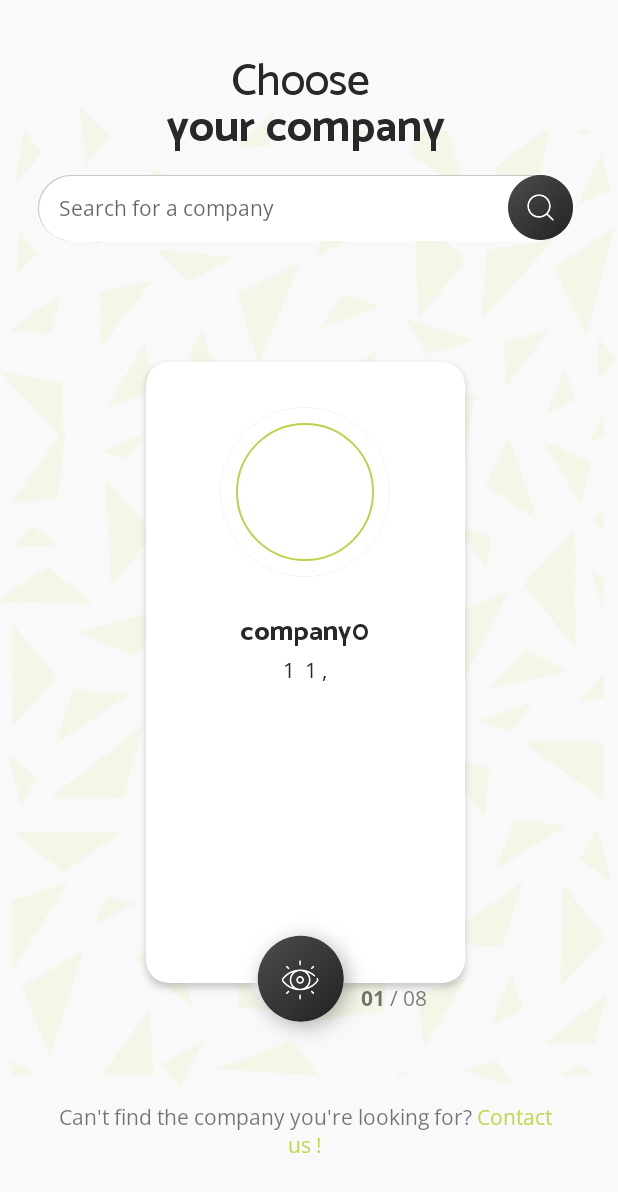
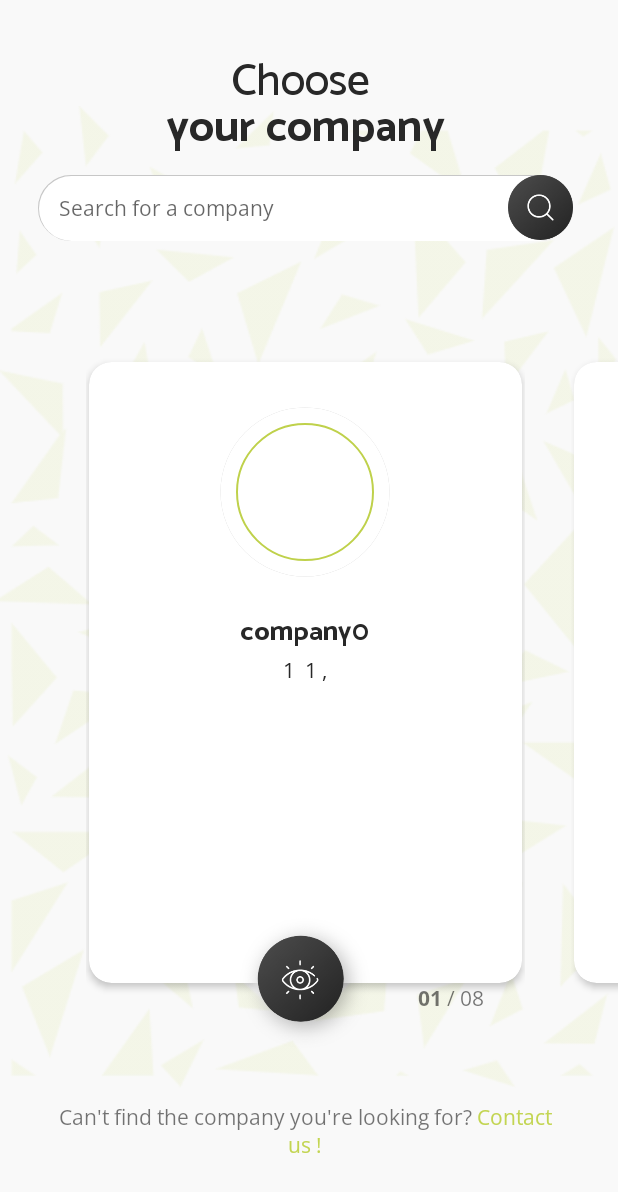
Before and after one commit to mbdsp7-Lova-Tokiniaina-Mamitiana/Android, an Android app: the screen it shows after launch (SearchCompany), after a tap on an icon or button, on a phone screen of 412 x 824 dp. Shown: the top 1192 px of the screen. Run offline under Robolectric (Android 15) with nearby library versions, the light colour scheme and no system bars; libraries missing offline, so code that uses them is left out: jp.wasabeef.blurry; pictures from the network do not load.

Commit message:
gestion langue

```diff
--- a/app/src/main/java/com/example/etu000603_android/ui/company/CompanyDetails.java
+++ b/app/src/main/java/com/example/etu000603_android/ui/company/CompanyDetails.java
@@ -48,6 +48,7 @@ public class CompanyDetails extends ActivityWithNavigation {
         content=findViewById(R.id.content);
         initYoutubeVideo();
         initContact();
+        configureSpinnerLanguage();
 
     }
     private void initContact(){
--- a/app/src/main/java/com/example/etu000603_android/ui/company/SearchCompany.java
+++ b/app/src/main/java/com/example/etu000603_android/ui/company/SearchCompany.java
@@ -46,6 +46,7 @@ import java.util.List;
 
 import androidx.annotation.NonNull;
 import androidx.annotation.Nullable;
+import androidx.annotation.RequiresApi;
 import androidx.appcompat.app.AppCompatActivity;
 import androidx.cardview.widget.CardView;
 import androidx.fragment.app.Fragment;
@@ -116,12 +117,19 @@ public class SearchCompany extends ActivityWithNavigation {
 
         CardView cardTrame=findViewById(R.id.card_trame);
         cardTrame.setBackgroundResource(R.drawable.trame);
+
         repository=new CompanyRepository();
+        content.post(new Runnable() {
+            @Override
+            public void run() {
+                repository.getCompanies(activity);
+
+            }
+        });
 
         this.configureSearchView();
         configureDrawer();
-        repository.getCompanies(activity);
-
+        configureSpinnerLanguage();
     }
 
 
@@ -144,7 +152,7 @@ public class SearchCompany extends ActivityWithNavigation {
         InputMethodManager inputMethodManager = (InputMethodManager)getSystemService(INPUT_METHOD_SERVICE);
         inputMethodManager.hideSoftInputFromWindow(v.getApplicationWindowToken(),0);
     }
-    public void getCompaniesWebservice( List<Company> list) {
+    public void getCompaniesWebservice(final List<Company> list) {
         this.liste=list;
         getCompanies(list,true);
 
@@ -218,11 +226,10 @@ public class SearchCompany extends ActivityWithNavigation {
 //            }
         }
     }
-    private void getCompanies(List<Company> listNotSorted,boolean horizontal){
+    private void getCompanies(List<Company> listNotSorted, boolean horizontal){
 
         content.removeAllViews();
         List<Company> list=sortList(listNotSorted);
-
         if(horizontal){
 
             RelativeLayout relativeLayout=new RelativeLayout(getBaseContext());
@@ -230,6 +237,7 @@ public class SearchCompany extends ActivityWithNavigation {
             content.addView(relativeLayout,lpRelative);
             int width = content.getWidth();
             int padding = width*15/100;
+            System.out.println("padding:"+padding);
             final ViewPager2 viewPager=new ViewPager2(getBaseContext());
 
             viewPager.setClipToPadding(false);
@@ -242,7 +250,7 @@ public class SearchCompany extends ActivityWithNavigation {
             RelativeLayout.LayoutParams lpViewPager=new RelativeLayout.LayoutParams(ViewGroup.LayoutParams.MATCH_PARENT,ViewGroup.LayoutParams.MATCH_PARENT);
             lpViewPager.addRule(RelativeLayout.CENTER_IN_PARENT, RelativeLayout.TRUE);
 
-                FragmentStateAdapter pagerAdapter = new ScreenSlidePagerAdapter(this,list);
+            FragmentStateAdapter  pagerAdapter = new ScreenSlidePagerAdapter(this,list);
             viewPager.setAdapter(pagerAdapter);
 
             CompositePageTransformer compositePageTransformer = new CompositePageTransformer();
@@ -294,7 +302,7 @@ public class SearchCompany extends ActivityWithNavigation {
             }
             lpViewPager.addRule(RelativeLayout.CENTER_IN_PARENT, RelativeLayout.TRUE);
             viewPager.setOrientation(ViewPager2.ORIENTATION_VERTICAL);
-                FragmentStateAdapter pagerAdapter = new ScreenVerticalPagerAdapter(this,list);
+            FragmentStateAdapter  pagerAdapter = new ScreenVerticalPagerAdapter(this,list);
             viewPager.setAdapter(pagerAdapter);
             relativeLayout.addView(viewPager,lpViewPager);
 
@@ -302,8 +310,8 @@ public class SearchCompany extends ActivityWithNavigation {
 
 
 
+    }
 
-    }
 
     private List<Company> getCompanyList(String companyName){
         companyName=companyName.trim();
--- a/app/src/main/res/layout/company_item.xml
+++ b/app/src/main/res/layout/company_item.xml
@@ -11,13 +11,13 @@
         android:layout_height="match_parent"
         android:layout_marginTop="60dp"
         app:cardElevation="3dp"
-        android:layout_marginLeft="40dp"
+        android:layout_marginLeft="2dp"
         android:layout_marginBottom="70dp"
-        android:layout_marginRight="40dp"
+        android:layout_marginRight="2dp"
         app:cardCornerRadius="15dip"
 
 
-       >
+        >
 
         <LinearLayout
             android:layout_width="match_parent"
@@ -105,13 +105,12 @@
         android:layout_marginBottom="-20dp"
         android:layout_marginRight="25dp"
         >
-
         <TextView
             android:id="@+id/pagination"
             android:layout_width="wrap_content"
             android:layout_height="wrap_content"
+            android:text="1"
             android:fontFamily="@font/open_sans_bold"
-            android:text="1"
             android:textSize="14sp"
 
 
```
Lines whose indentation alone changed are shown as unchanged.
